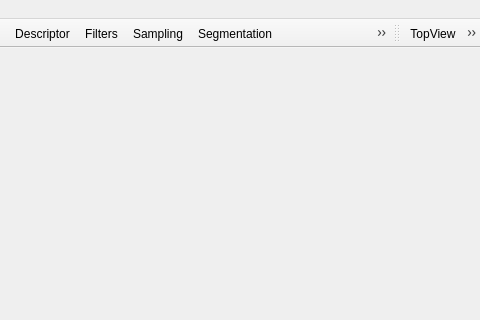
Qt form cloudtool/mainwindow.ui (alex-hjm/cloudtool) before a commit; both pictures show x 840 to 1320 and y 0 to 320 of the 1320 by 845 pixel window.
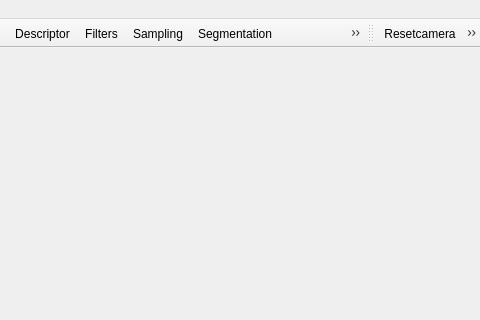
The same form after that commit. Icons and pictures are not drawn. Custom widgets are drawn as their Qt base class.

```diff
--- a/cloudtool/mainwindow.ui
+++ b/cloudtool/mainwindow.ui
@@ -599,13 +599,8 @@
    <attribute name="toolBarBreak">
     <bool>false</bool>
    </attribute>
-   <addaction name="actionTopView"/>
-   <addaction name="actionBottomView"/>
-   <addaction name="actionFrontView"/>
-   <addaction name="actionBackView"/>
-   <addaction name="actionLeftSideView"/>
-   <addaction name="actionRightSideView"/>
    <addaction name="actionResetcamera"/>
+   <addaction name="actionBoundary"/>
    <addaction name="actionRangeImage"/>
    <addaction name="actionTest"/>
   </widget>
@@ -1154,6 +1149,15 @@
     <string>RangeImage</string>
    </property>
   </action>
+  <action name="actionBoundary">
+   <property name="icon">
+    <iconset resource="resources/res.qrc">
+     <normaloff>:/res/icon/snap-nodes-cusp.svg</normaloff>:/res/icon/snap-nodes-cusp.svg</iconset>
+   </property>
+   <property name="text">
+    <string>Boundary</string>
+   </property>
+  </action>
  </widget>
  <layoutdefault spacing="6" margin="11"/>
  <customwidgets>
```
Left out of the diff: 3 changed lines with no effect on the pictures.
